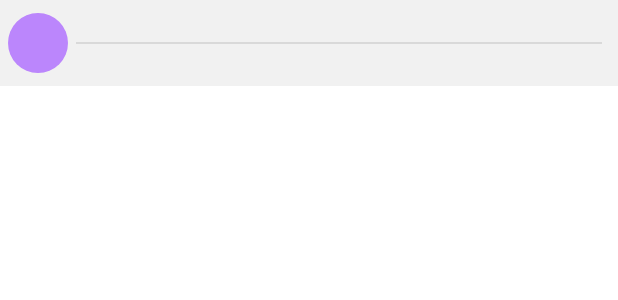
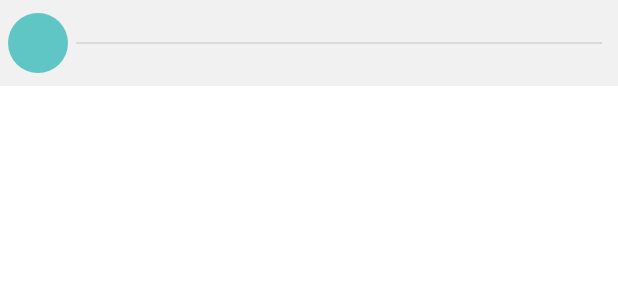
Before and after one commit to paullettuce/Koleo-Stations-Distance-Calculator, an Android app: the layout list_item_station_info.xml on its own in the app's theme, with its tools: preview values and no code run, on a phone screen of 412 x 824 dp. Shown: the top 300 px of the screen. Run offline under Robolectric (Android 15) with nearby library versions, the phone set to English and light mode, and no system bars; network calls fail.

Commit message:
Update colors to match koleo app

```diff
--- a/app/src/main/res/layout/list_item_station_info.xml
+++ b/app/src/main/res/layout/list_item_station_info.xml
@@ -11,7 +11,7 @@
         android:layout_width="40dp"
         android:layout_height="40dp"
         android:background="@drawable/circle"
-        android:backgroundTint="@color/purple_200"
+        android:backgroundTint="@color/fountain_blue"
         android:textAlignment="gravity"
         android:gravity="center"
         android:textColor="@color/white"
@@ -31,7 +31,7 @@
         android:paddingStart="@dimen/big_padding"
         android:paddingEnd="@dimen/big_padding"
         android:textAlignment="gravity"
-        android:textColor="@color/textColor"
+        android:textColor="@color/text_color"
         android:textSize="@dimen/text_size_medium"
         android:textStyle="bold"
         app:layout_constraintEnd_toEndOf="parent"
@@ -61,7 +61,7 @@
         android:paddingStart="@dimen/big_padding"
         android:paddingEnd="@dimen/big_padding"
         android:textAlignment="gravity"
-        android:textColor="@color/textColor75a"
+        android:textColor="@color/text_color_opaq_75"
         android:textSize="@dimen/text_size_mediumsmall"
         app:layout_constraintEnd_toEndOf="parent"
         app:layout_constraintStart_toEndOf="@id/initials"
--- a/app/src/main/res/values-night/themes.xml
+++ b/app/src/main/res/values-night/themes.xml
@@ -2,12 +2,12 @@
     <!-- Base application theme. -->
     <style name="Theme.Androidastariuminterviewapp" parent="Theme.MaterialComponents.DayNight.DarkActionBar">
         <!-- Primary brand color. -->
-        <item name="colorPrimary">@color/purple_200</item>
-        <item name="colorPrimaryVariant">@color/purple_700</item>
+        <item name="colorPrimary">@color/royal_blue</item>
+        <item name="colorPrimaryVariant">@color/royal_blue_dark</item>
         <item name="colorOnPrimary">@color/black</item>
         <!-- Secondary brand color. -->
-        <item name="colorSecondary">@color/teal_200</item>
-        <item name="colorSecondaryVariant">@color/teal_200</item>
+        <item name="colorSecondary">@color/fountain_blue</item>
+        <item name="colorSecondaryVariant">@color/fountain_blue</item>
         <item name="colorOnSecondary">@color/black</item>
         <!-- Status bar color. -->
         <item name="android:statusBarColor" tools:targetApi="l">?attr/colorPrimaryVariant</item>
--- a/app/src/main/res/values/colors.xml
+++ b/app/src/main/res/values/colors.xml
@@ -1,15 +1,18 @@
 <?xml version="1.0" encoding="utf-8"?>
 <resources>
-    <color name="purple_200">#FFBB86FC</color>
-    <color name="purple_500">#FF6200EE</color>
-    <color name="purple_700">#FF3700B3</color>
-    <color name="teal_200">#FF03DAC5</color>
-    <color name="teal_700">#FF018786</color>
+
+    <color name="fountain_blue">#5fc6c5</color>
+    <color name="fountain_blue_dark">#428585</color>
+    <color name="royal_blue">#263575</color>
+    <color name="royal_blue_dark">#161F44</color>
     <color name="black">#FF000000</color>
     <color name="white">#FFFFFFFF</color>
 
-    <color name="textColor">#2B2B2B</color>
-    <color name="textColor75a">#BF2B2B2B</color>
+    <color name="text_color">#2B2B2B</color>
+    <color name="text_color_opaq_75">#BF2B2B2B</color>
+
+    <color name="teal_200">#FF03DAC5</color>
+    <color name="teal_700">#FF018786</color>
 
     <color name="list_item_stations_info_background">#F1F1F1</color>
     <color name="separator">#1A000000</color>
--- a/app/src/main/res/values/themes.xml
+++ b/app/src/main/res/values/themes.xml
@@ -2,12 +2,12 @@
     <!-- Base application theme. -->
     <style name="Theme.Androidastariuminterviewapp" parent="Theme.MaterialComponents.DayNight.DarkActionBar">
         <!-- Primary brand color. -->
-        <item name="colorPrimary">@color/purple_500</item>
-        <item name="colorPrimaryVariant">@color/purple_700</item>
+        <item name="colorPrimary">@color/royal_blue</item>
+        <item name="colorPrimaryVariant">@color/royal_blue_dark</item>
         <item name="colorOnPrimary">@color/white</item>
         <!-- Secondary brand color. -->
-        <item name="colorSecondary">@color/teal_200</item>
-        <item name="colorSecondaryVariant">@color/teal_700</item>
+        <item name="colorSecondary">@color/fountain_blue</item>
+        <item name="colorSecondaryVariant">@color/fountain_blue_dark</item>
         <item name="colorOnSecondary">@color/black</item>
         <!-- Status bar color. -->
         <item name="android:statusBarColor" tools:targetApi="l">?attr/colorPrimaryVariant</item>
```
